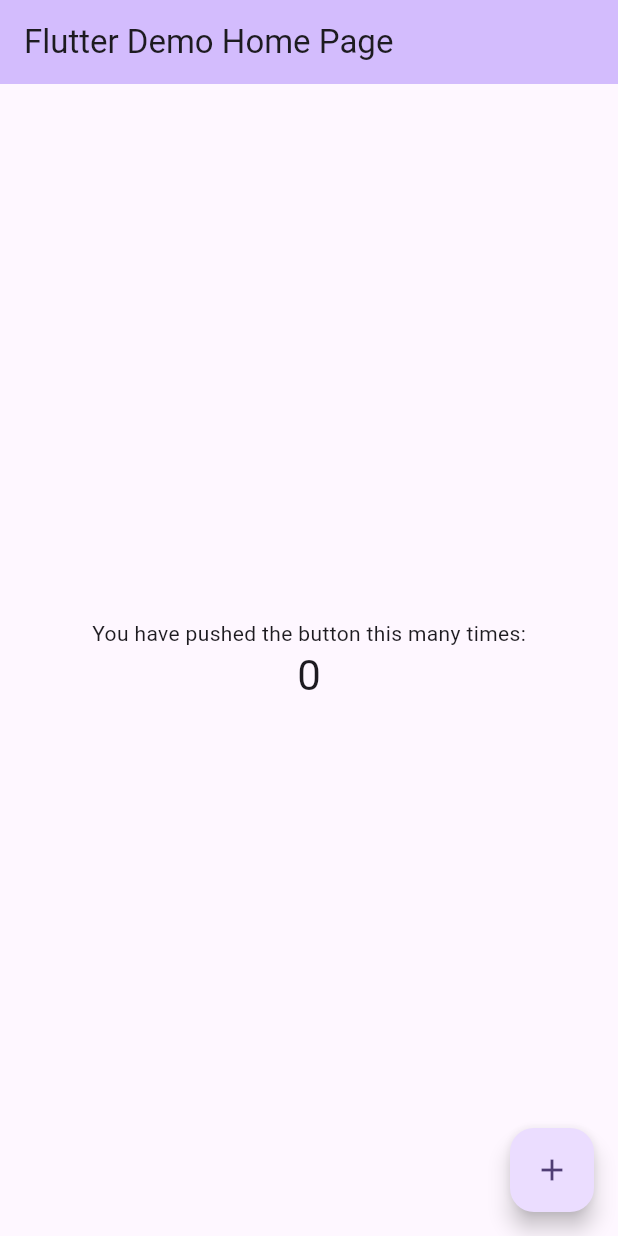
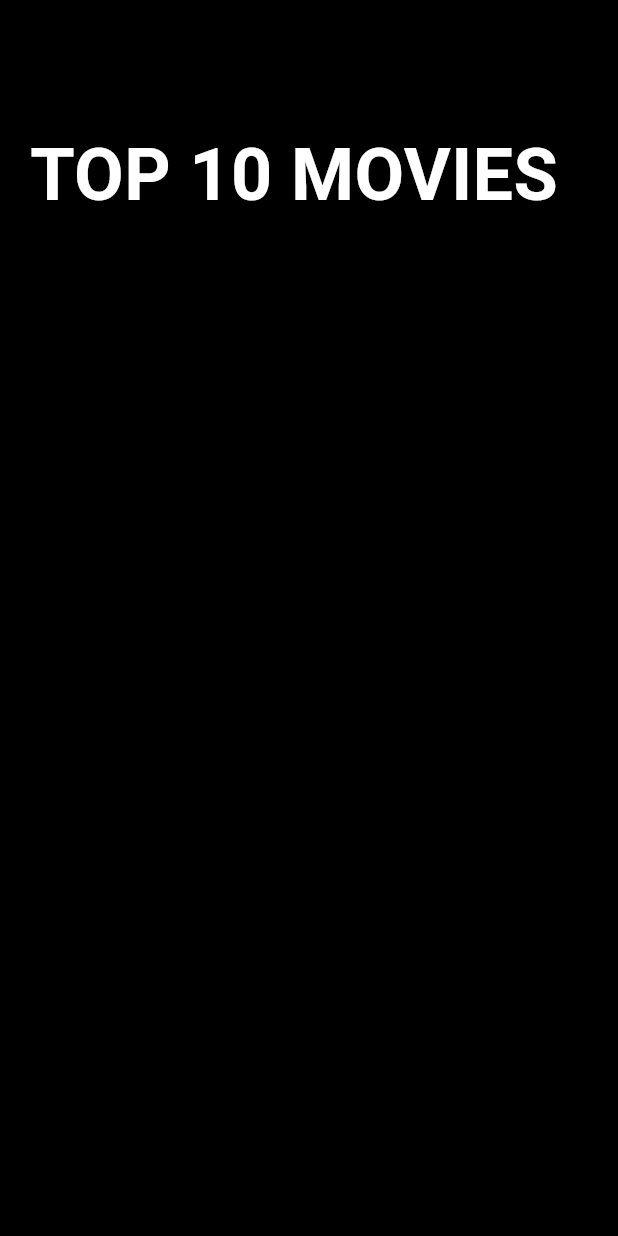
Before and after one commit to YuraYB3/megogo_prototype, a Flutter app: the screen it shows after launch, on a phone screen of 412 x 824 dp. Run offline on Flutter 3.47's test engine with Material 3 defaults, Android fonts, the phone set to English and light mode, and no system bars; our stand-ins replace get_it.

Commit message:
Created base architecture

```diff
--- /dev/null
+++ b/lib/app/app.dart
@@ -0,0 +1,27 @@
+import 'package:flutter/material.dart';
+import 'package:megogo_prototype/app/screens/home/home_view_factory.dart';
+import 'package:megogo_prototype/domain/navigation/inavigation_util.dart';
+import 'package:megogo_prototype/locator.dart';
+
+import 'routing/app_router.dart';
+
+class App extends StatefulWidget {
+  final AppRouter _appRouter;
+
+  const App({super.key, required AppRouter appRouter}) : _appRouter = appRouter;
+
+  @override
+  State<App> createState() => _AppState();
+}
+
+class _AppState extends State<App> {
+  @override
+  Widget build(BuildContext context) {
+    return MaterialApp(
+      debugShowCheckedModeBanner: false,
+      navigatorKey: locator.get<INavigationUtil>().navigatorKey,
+      onGenerateRoute: widget._appRouter.onGenerateRoute,
+      home: HomeFactory.build(),
+    );
+  }
+}
--- /dev/null
+++ b/lib/app/routing/routes.dart
@@ -0,0 +1 @@
+const String routeHome ='home';
--- /dev/null
+++ b/lib/app/screens/home/home_view.dart
@@ -0,0 +1,38 @@
+import 'package:flutter/material.dart';
+import 'package:megogo_prototype/app/theme/colors_palette.dart';
+
+class HomeView extends StatefulWidget {
+  const HomeView({super.key});
+
+  @override
+  State<HomeView> createState() => _HomeViewState();
+}
+
+class _HomeViewState extends State<HomeView> {
+  @override
+  Widget build(BuildContext context) {
+    return Scaffold(
+      backgroundColor: mainColor,
+      body: SizedBox(
+        height: MediaQuery.of(context).size.height,
+        child: Column(
+          children: [
+            SizedBox(
+              height: MediaQuery.of(context).size.height * 0.1,
+            ),
+            const Padding(
+              padding: EdgeInsets.only( left: 20),
+              child: Text(
+                'TOP 10 MOVIES',
+                style: TextStyle(
+                    color: Colors.white,
+                    fontSize: 48,
+                    fontWeight: FontWeight.bold),
+              ),
+            ),
+          ],
+        ),
+      ),
+    );
+  }
+}
--- /dev/null
+++ b/lib/app/screens/home/home_view_model.dart
@@ -0,0 +1,5 @@
+import 'package:flutter/material.dart';
+
+class HomeViewModel extends ChangeNotifier {
+
+}
--- /dev/null
+++ b/lib/app/theme/colors_palette.dart
@@ -0,0 +1,3 @@
+import 'dart:ui';
+
+  Color mainColor = const Color.fromARGB(255, 0, 0, 0);
--- /dev/null
+++ b/lib/domain/navigation/inavigation_util.dart
@@ -0,0 +1,22 @@
+import 'package:flutter/material.dart';
+
+abstract interface class INavigationUtil {
+  GlobalKey<NavigatorState> get navigatorKey;
+
+  bool get canPop;
+
+  Future<dynamic> navigateTo<T extends Object?>(String routeName,
+      {bool allowBackNavigation = true, dynamic data});
+
+  Future<dynamic> navigateToAndMakeRoot<T extends Object?>(String routeName,
+      {dynamic data});
+
+  Future<dynamic> navigateToAndReplace<T extends Object?>(String routeName,
+      {dynamic data});
+
+  void navigateBack({dynamic data});
+
+  void navigateBackUntilNamed(String named);
+
+  void navigateBackToStart();
+}
--- a/lib/main.dart
+++ b/lib/main.dart
@@ -1,101 +1,25 @@
 import 'package:flutter/material.dart';
+import 'package:megogo_prototype/app/routing/app_router.dart';
+import 'package:megogo_prototype/locator.dart';
+import 'package:provider/provider.dart';
 
-void main() {
-  runApp(const MyApp());
+import 'app/app.dart';
+import 'domain/navigation/inavigation_util.dart';
+
+void main() async {
+  WidgetsFlutterBinding.ensureInitialized();
+  // await Firebase.initializeApp();
+  initServices();
+    final INavigationUtil navigationUtil = locator<INavigationUtil>();
+
+  runApp(
+    MultiProvider(
+      providers:  [
+         Provider.value(value: navigationUtil),
+      ],
+      child: App(
+        appRouter: AppRouter(),
+      ),
+    ),
+  );
 }
-
-class MyApp extends StatelessWidget {
-  const MyApp({super.key});
-
-  // This widget is the root of your application.
-  @override
-  Widget build(BuildContext context) {
-    return MaterialApp(
-      title: 'Flutter Demo',
-      theme: ThemeData(
-        colorScheme: ColorScheme.fromSeed(seedColor: Colors.deepPurple),
-        useMaterial3: true,
-      ),
-      home: const MyHomePage(title: 'Flutter Demo Home Page'),
-    );
-  }
-}
-
-class MyHomePage extends StatefulWidget {
-  const MyHomePage({super.key, required this.title});
-
-  final String title;
-
-  @override
-  State<MyHomePage> createState() => _MyHomePageState();
-}
-
-class _MyHomePageState extends State<MyHomePage> {
-  int _counter = 0;
-
-  void _incrementCounter() {
-    setState(() {
-      // This call to setState tells the Flutter framework that something has
-      // changed in this State, which causes it to rerun the build method below
-      // so that the display can reflect the updated values. If we changed
-      // _counter without calling setState(), then the build method would not be
-      // called again, and so nothing would appear to happen.
-      _counter++;
-    });
-  }
-
-  @override
-  Widget build(BuildContext context) {
-    // This method is rerun every time setState is called, for instance as done
-    // by the _incrementCounter method above.
-    //
-    // The Flutter framework has been optimized to make rerunning build methods
-    // fast, so that you can just rebuild anything that needs updating rather
-    // than having to individually change instances of widgets.
-    return Scaffold(
-      appBar: AppBar(
-        // TRY THIS: Try changing the color here to a specific color (to
-        // Colors.amber, perhaps?) and trigger a hot reload to see the AppBar
-        // change color while the other colors stay the same.
-        backgroundColor: Theme.of(context).colorScheme.inversePrimary,
-        // Here we take the value from the MyHomePage object that was created by
-        // the App.build method, and use it to set our appbar title.
-        title: Text(widget.title),
-      ),
-      body: Center(
-        // Center is a layout widget. It takes a single child and positions it
-        // in the middle of the parent.
-        child: Column(
-          // Column is also a layout widget. It takes a list of children and
-          // arranges them vertically. By default, it sizes itself to fit its
-          // children horizontally, and tries to be as tall as its parent.
-          //
-          // Column has various properties to control how it sizes itself and
-          // how it positions its children. Here we use mainAxisAlignment to
-          // center the children vertically; the main axis here is the vertical
-          // axis because Columns are vertical (the cross axis would be
-          // horizontal).
-          //
-          // TRY THIS: Invoke "debug painting" (choose the "Toggle Debug Paint"
-          // action in the IDE, or press "p" in the console), to see the
-          // wireframe for each widget.
-          mainAxisAlignment: MainAxisAlignment.center,
-          children: <Widget>[
-            const Text(
-              'You have pushed the button this many times:',
-            ),
-            Text(
-              '$_counter',
-              style: Theme.of(context).textTheme.headlineMedium,
-            ),
-          ],
-        ),
-      ),
-      floatingActionButton: FloatingActionButton(
-        onPressed: _incrementCounter,
-        tooltip: 'Increment',
-        child: const Icon(Icons.add),
-      ), // This trailing comma makes auto-formatting nicer for build methods.
-    );
-  }
-}
--- a/pubspec.yaml
+++ b/pubspec.yaml
@@ -35,6 +35,9 @@ dependencies:
   # The following adds the Cupertino Icons font to your application.
   # Use with the CupertinoIcons class for iOS style icons.
   cupertino_icons: ^1.0.6
+  firebase_core: ^2.30.0
+  provider: ^6.1.2
+  get_it: ^7.7.0
 
 dev_dependencies:
   flutter_test:
```
Also changed, not shown: lib/app/routing/app_router.dart (added, +21 -0 lines), lib/app/routing/navigation_util.dart (added, +56 -0 lines), lib/app/screens/home/home_view_factory.dart (added, +16 -0 lines), lib/locator.dart (added, +16 -0 lines), pubspec.lock, 13 other files.
